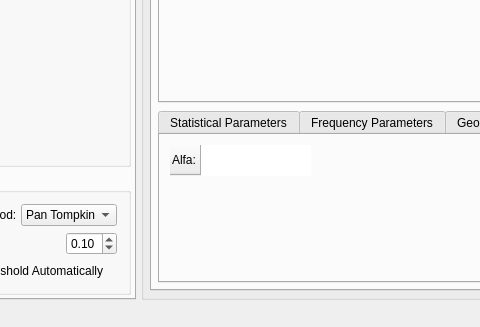
This is ecganalyzer.ui in mateuszbaran/ECG-analyzer as Qt 5 draws it before an edit; both pictures show x 129 to 609 and y 227 to 554 of the 862 by 554 pixel window. The edited form follows.
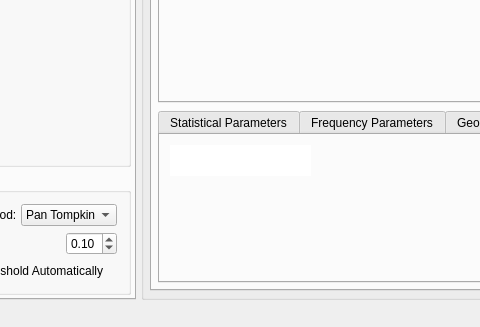
This is the edited form. The open tabs and pages were chosen to show the change. Icons and pictures are not drawn. Custom widgets are drawn as their Qt base class.

Commit message: * Issue z wczytywaniem pliku

Diff of the .ui file:
```diff
--- a/ecganalyzer.ui
+++ b/ecganalyzer.ui
@@ -798,7 +798,7 @@
                 <bool>false</bool>
                </attribute>
                <attribute name="verticalHeaderVisible">
-                <bool>true</bool>
+                <bool>false</bool>
                </attribute>
                <row>
                 <property name="text">
```
Left out of the diff: 11 changed lines with no effect on the pictures. The commit also changes 2 other files.
